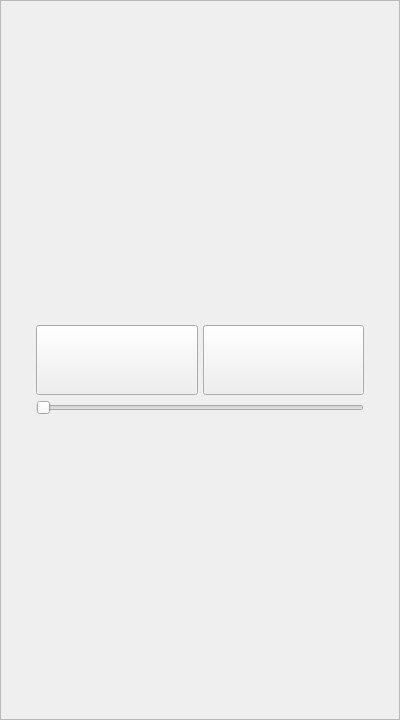
This is ui/crop_btn.ui in packetsss/Image-Editor as Qt 5 draws it before an edit. The edited form follows.
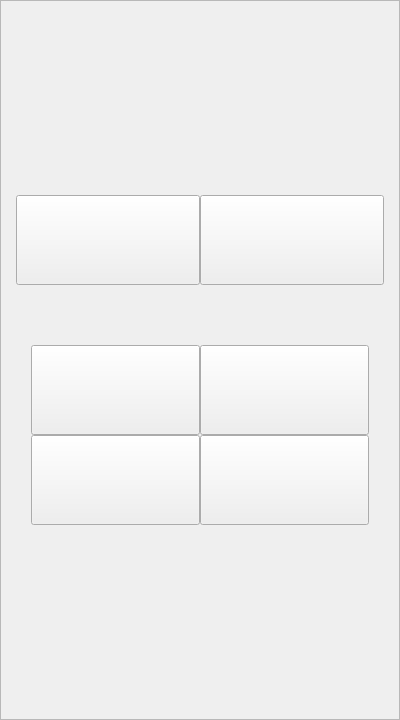
This is the edited form.

Diff of the .ui file:
```diff
--- a/ui/crop_btn.ui
+++ b/ui/crop_btn.ui
@@ -45,13 +45,13 @@
        <number>20</number>
       </property>
       <property name="leftMargin">
-       <number>35</number>
+       <number>0</number>
       </property>
       <property name="topMargin">
        <number>0</number>
       </property>
       <property name="rightMargin">
-       <number>35</number>
+       <number>0</number>
       </property>
       <property name="bottomMargin">
        <number>0</number>
@@ -59,18 +59,24 @@
       <item>
        <layout class="QVBoxLayout" name="verticalLayout_2">
         <property name="spacing">
-         <number>5</number>
-        </property>
-        <property name="rightMargin">
          <number>0</number>
         </property>
+        <property name="topMargin">
+         <number>80</number>
+        </property>
         <property name="bottomMargin">
-         <number>130</number>
+         <number>80</number>
         </property>
         <item>
          <layout class="QHBoxLayout" name="horizontalLayout">
-          <property name="topMargin">
-           <number>150</number>
+          <property name="spacing">
+           <number>0</number>
+          </property>
+          <property name="leftMargin">
+           <number>15</number>
+          </property>
+          <property name="rightMargin">
+           <number>15</number>
           </property>
           <item>
            <widget class="QPushButton" name="y_btn">
@@ -83,7 +89,7 @@
             <property name="maximumSize">
              <size>
               <width>16777215</width>
-              <height>70</height>
+              <height>90</height>
              </size>
             </property>
             <property name="font">
@@ -110,7 +116,7 @@
             <property name="maximumSize">
              <size>
               <width>16777215</width>
-              <height>70</height>
+              <height>90</height>
              </size>
             </property>
             <property name="font">
@@ -129,17 +135,98 @@
          </layout>
         </item>
         <item>
-         <widget class="QSlider" name="slider">
-          <property name="minimum">
-           <number>0</number>
-          </property>
-          <property name="maximum">
-           <number>360</number>
-          </property>
+         <spacer name="verticalSpacer">
           <property name="orientation">
-           <enum>Qt::Horizontal</enum>
+           <enum>Qt::Vertical</enum>
           </property>
-         </widget>
+          <property name="sizeType">
+           <enum>QSizePolicy::Fixed</enum>
+          </property>
+          <property name="sizeHint" stdset="0">
+           <size>
+            <width>20</width>
+            <height>60</height>
+           </size>
+          </property>
+         </spacer>
+        </item>
+        <item>
+         <layout class="QHBoxLayout" name="horizontalLayout_5">
+          <property name="spacing">
+           <number>0</number>
+          </property>
+          <property name="leftMargin">
+           <number>30</number>
+          </property>
+          <property name="rightMargin">
+           <number>30</number>
+          </property>
+          <item>
+           <widget class="QPushButton" name="hflip">
+            <property name="maximumSize">
+             <size>
+              <width>16777215</width>
+              <height>90</height>
+             </size>
+            </property>
+            <property name="text">
+             <string/>
+            </property>
+           </widget>
+          </item>
+          <item>
+           <widget class="QPushButton" name="vflip">
+            <property name="maximumSize">
+             <size>
+              <width>16777215</width>
+              <height>90</height>
+             </size>
+            </property>
+            <property name="text">
+             <string/>
+            </property>
+           </widget>
+          </item>
+         </layout>
+        </item>
+        <item>
+         <layout class="QHBoxLayout" name="horizontalLayout_3">
+          <property name="spacing">
+           <number>0</number>
+          </property>
+          <property name="leftMargin">
+           <number>30</number>
+          </property>
+          <property name="rightMargin">
+           <number>30</number>
+          </property>
+          <item>
+           <widget class="QPushButton" name="rotatect">
+            <property name="maximumSize">
+             <size>
+              <width>16777215</width>
+              <height>90</height>
+             </size>
+            </property>
+            <property name="text">
+             <string/>
+            </property>
+           </widget>
+          </item>
+          <item>
+           <widget class="QPushButton" name="rotate">
+            <property name="maximumSize">
+             <size>
+              <width>16777215</width>
+              <height>90</height>
+             </size>
+            </property>
+            <property name="text">
+             <string/>
+            </property>
+           </widget>
+          </item>
+         </layout>
         </item>
        </layout>
       </item>
```
